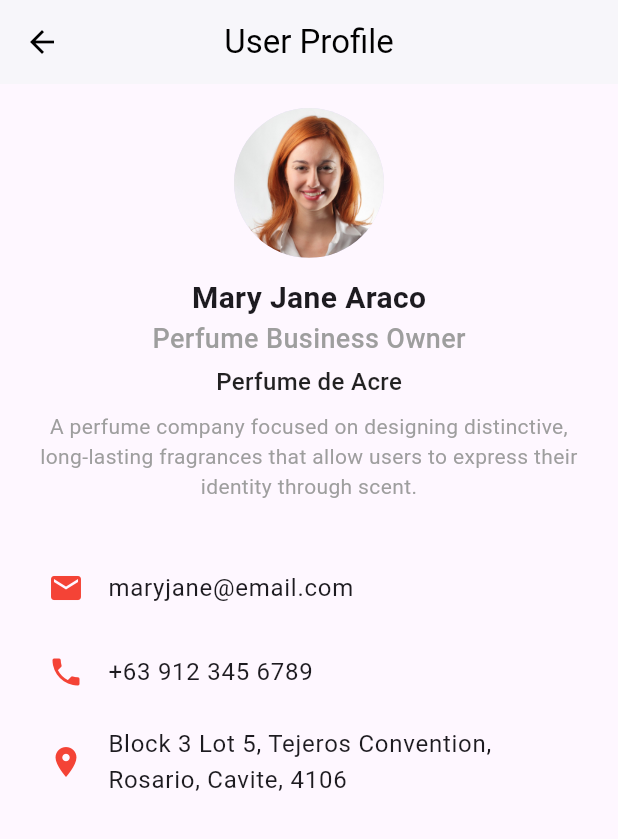
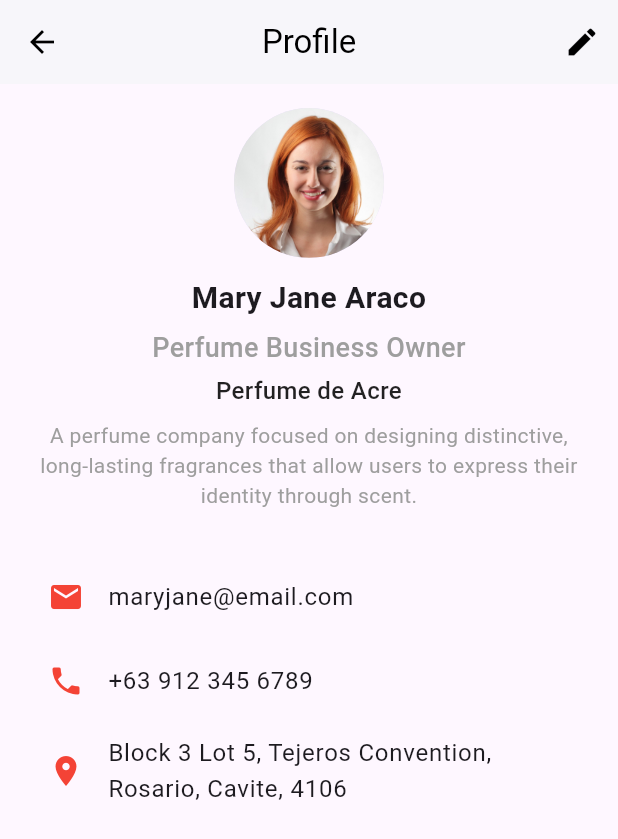
Before and after one commit to Queenyvn/smart_card, a Flutter app: the EPortfolioPage screen opened by its route, on a phone screen of 412 x 824 dp. Shown: the top 839 px of the screen. Run offline on Flutter 3.47's test engine with Material 3 defaults, Android fonts, the phone set to English and light mode, and no system bars; our stand-ins replace cloud_firestore, file_picker, firebase_auth, firebase_core, firebase_storage, google_sign_in and 2 more; missing offline and left inert: mobile_scanner; accounts and stored records are empty.

Commit message:
modified:   lib/pages/e_portfolio_page.dart 	modified:   pubspec.lock

```diff
--- a/lib/pages/e_portfolio_page.dart
+++ b/lib/pages/e_portfolio_page.dart
@@ -8,15 +8,86 @@ class EPortfolioPage extends StatefulWidget {
 }
 
 class _EPortfolioPageState extends State<EPortfolioPage> {
+  bool isEditing = false;
+
+  final nameController =
+      TextEditingController(text: "Mary Jane Araco");
+  final roleController =
+      TextEditingController(text: "Perfume Business Owner");
+  final businessNameController =
+      TextEditingController(text: "Perfume de Acre");
+  final businessDescController = TextEditingController(
+    text:
+        "A perfume company focused on designing distinctive, long-lasting fragrances that allow users to express their identity through scent.",
+  );
+  final emailController =
+      TextEditingController(text: "maryjane@email.com");
+  final phoneController =
+      TextEditingController(text: "+63 912 345 6789");
+  final addressController = TextEditingController(
+    text:
+        "Block 3 Lot 5, Tejeros Convention, Rosario, Cavite, 4106",
+  );
+
+  @override
+  void dispose() {
+    nameController.dispose();
+    roleController.dispose();
+    businessNameController.dispose();
+    businessDescController.dispose();
+    emailController.dispose();
+    phoneController.dispose();
+    addressController.dispose();
+    super.dispose();
+  }
+
+  Widget buildTextOrField({
+    required TextEditingController controller,
+    required TextStyle style,
+    int maxLines = 1,
+    TextAlign align = TextAlign.center,
+  }) {
+    return isEditing
+        ? TextField(
+            controller: controller,
+            maxLines: maxLines,
+            textAlign: align,
+            decoration: const InputDecoration(
+              border: OutlineInputBorder(),
+              isDense: true,
+            ),
+          )
+        : Text(
+            controller.text,
+            textAlign: align,
+            style: style,
+          );
+  }
+
   @override
   Widget build(BuildContext context) {
     return Scaffold(
       appBar: AppBar(
-        title: const Text("User Profile"),
+        title: const Text("Profile"),
         centerTitle: true,
         backgroundColor: Colors.white,
         foregroundColor: Colors.black,
         elevation: 1,
+        actions: [
+          IconButton(
+            icon: Icon(isEditing ? Icons.save : Icons.edit),
+            onPressed: () {
+              setState(() {
+                isEditing = !isEditing;
+              });
+
+              if (!isEditing) {
+                // 🔥 SAVE LOGIC HERE (Firebase / API / Local storage)
+                debugPrint("Profile saved");
+              }
+            },
+          ),
+        ],
       ),
       body: SingleChildScrollView(
         padding: const EdgeInsets.all(16.0),
@@ -28,50 +99,85 @@ class _EPortfolioPageState extends State<EPortfolioPage> {
               backgroundImage: AssetImage("assets/profile.jpg"),
             ),
             const SizedBox(height: 12),
-            const Text(
-              "Mary Jane Araco",
-              style: TextStyle(fontSize: 20, fontWeight: FontWeight.bold),
+
+            buildTextOrField(
+              controller: nameController,
+              style: const TextStyle(
+                fontSize: 20,
+                fontWeight: FontWeight.bold,
+              ),
             ),
-            const Text(
-              "Perfume Business Owner",
-              style: TextStyle(
+
+            const SizedBox(height: 6),
+
+            buildTextOrField(
+              controller: roleController,
+              style: const TextStyle(
                 fontSize: 18,
                 color: Colors.grey,
                 fontWeight: FontWeight.w500,
               ),
             ),
+
             const SizedBox(height: 4),
-            const Text(
-              "Perfume de Acre",
-              style: TextStyle(
+
+            buildTextOrField(
+              controller: businessNameController,
+              style: const TextStyle(
                 fontSize: 16,
                 color: Colors.black87,
                 fontWeight: FontWeight.w500,
               ),
             ),
+
             const SizedBox(height: 8),
-            const Text(
-              "A perfume company focused on designing distinctive, long-lasting fragrances that allow users to express their identity through scent.",
-              textAlign: TextAlign.center,
-              style: TextStyle(
+
+            buildTextOrField(
+              controller: businessDescController,
+              maxLines: 3,
+              style: const TextStyle(
                 fontSize: 14,
                 color: Colors.grey,
               ),
             ),
+
             const SizedBox(height: 30),
 
             /// Contact & Address
             ListTile(
               leading: const Icon(Icons.email, color: Colors.red),
-              title: const Text("maryjane@email.com"),
+              title: isEditing
+                  ? TextField(
+                      controller: emailController,
+                      decoration: const InputDecoration(
+                        border: OutlineInputBorder(),
+                      ),
+                    )
+                  : Text(emailController.text),
             ),
             ListTile(
               leading: const Icon(Icons.phone, color: Colors.red),
-              title: const Text("+63 912 345 6789"),
+              title: isEditing
+                  ? TextField(
+                      controller: phoneController,
+                      decoration: const InputDecoration(
+                        border: OutlineInputBorder(),
+                      ),
+                    )
+                  : Text(phoneController.text),
             ),
             ListTile(
-              leading: const Icon(Icons.location_on, color: Colors.red),
-              title: const Text("Block 3 Lot 5, Tejeros Convention, Rosario, Cavite, 4106"),
+              leading:
+                  const Icon(Icons.location_on, color: Colors.red),
+              title: isEditing
+                  ? TextField(
+                      controller: addressController,
+                      maxLines: 2,
+                      decoration: const InputDecoration(
+                        border: OutlineInputBorder(),
+                      ),
+                    )
+                  : Text(addressController.text),
             ),
           ],
         ),
```
Also changed, not shown: pubspec.lock.
